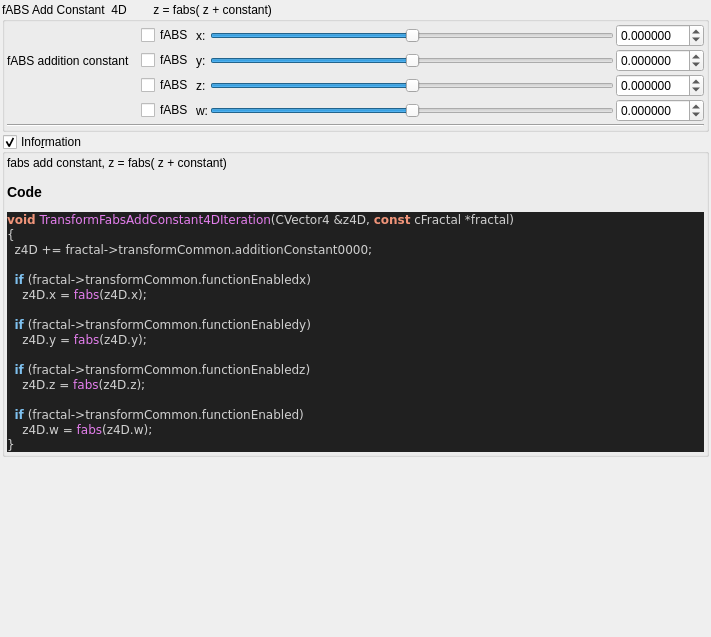
Above: mandelbulber2/qt_data/fractal_transf_fabs_add_constant_4D.ui from buddhi1980/mandelbulber2 before the change. Below: the same form after it.
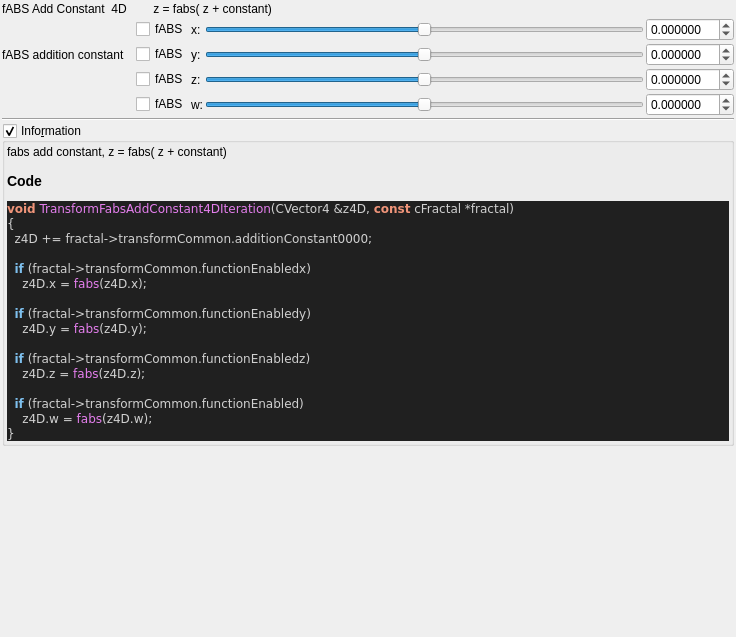
That is the form after the change. Custom widgets are drawn as their Qt base class.

Diff of the .ui file:
```diff
--- a/mandelbulber2/qt_data/fractal_transf_fabs_add_constant_4D.ui
+++ b/mandelbulber2/qt_data/fractal_transf_fabs_add_constant_4D.ui
@@ -6,7 +6,7 @@
    <rect>
     <x>0</x>
     <y>0</y>
-    <width>711</width>
+    <width>736</width>
     <height>637</height>
    </rect>
   </property>
@@ -30,29 +30,12 @@
     <number>2</number>
    </property>
    <item>
-    <widget class="QGroupBox" name="groupBox">
-     <property name="title">
+    <widget class="QLabel" name="label_27">
+     <property name="text">
       <string>fABS Add Constant  4D        z = fabs( z + constant)</string>
      </property>
-     <property name="checkable">
-      <bool>false</bool>
-     </property>
-     <layout class="QVBoxLayout" name="verticalLayout_3" stretch="0,0">
-      <property name="spacing">
-       <number>2</number>
-      </property>
-      <property name="leftMargin">
-       <number>2</number>
-      </property>
-      <property name="topMargin">
-       <number>2</number>
-      </property>
-      <property name="rightMargin">
-       <number>2</number>
-      </property>
-      <property name="bottomMargin">
-       <number>2</number>
-      </property>
+    </widget>
+   </item>
       <item>
        <layout class="QGridLayout" name="gridLayout_4">
         <property name="spacing">
@@ -322,9 +305,6 @@
         <property name="orientation">
          <enum>Qt::Horizontal</enum>
         </property>
-       </widget>
-      </item>
-     </layout>
     </widget>
    </item>
    <item>
```
Lines whose indentation alone changed are shown as unchanged.
